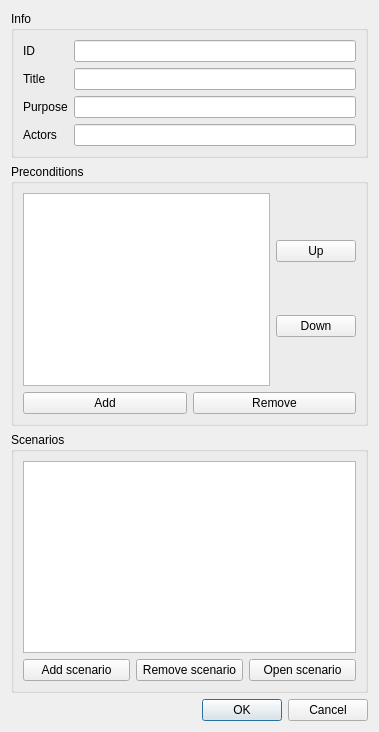
The window that usecaseeditor.ui (My-programming-projects/TTE-software) describes before a commit, drawn with Qt 5.
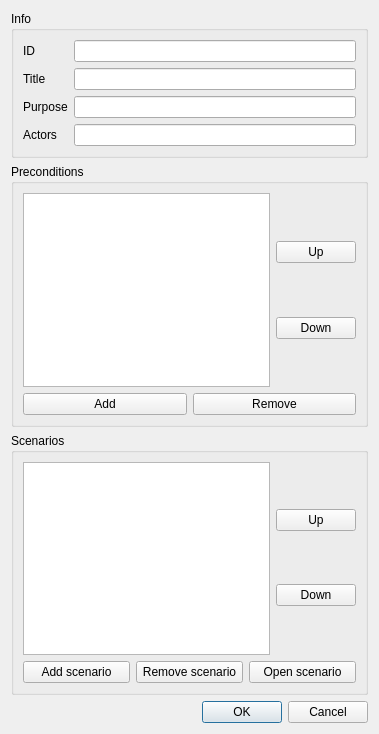
The same window after the commit.

Patch:
```diff
--- a/usecaseeditor.ui
+++ b/usecaseeditor.ui
@@ -7,13 +7,13 @@
     <x>0</x>
     <y>0</y>
     <width>379</width>
-    <height>732</height>
+    <height>734</height>
    </rect>
   </property>
   <property name="windowTitle">
    <string>Use case</string>
   </property>
-  <layout class="QVBoxLayout" name="verticalLayout_5">
+  <layout class="QVBoxLayout" name="verticalLayout_6">
    <item>
     <widget class="QGroupBox" name="groupBox">
      <property name="title">
@@ -126,7 +126,29 @@
      </property>
      <layout class="QVBoxLayout" name="verticalLayout_2">
       <item>
-       <widget class="QListWidget" name="scenarioListWidget"/>
+       <layout class="QHBoxLayout" name="horizontalLayout_4">
+        <item>
+         <widget class="QListWidget" name="scenarioListWidget"/>
+        </item>
+        <item>
+         <layout class="QVBoxLayout" name="verticalLayout_5">
+          <item>
+           <widget class="QPushButton" name="scenarioUpButton">
+            <property name="text">
+             <string>Up</string>
+            </property>
+           </widget>
+          </item>
+          <item>
+           <widget class="QPushButton" name="scenarioDownButton">
+            <property name="text">
+             <string>Down</string>
+            </property>
+           </widget>
+          </item>
+         </layout>
+        </item>
+       </layout>
       </item>
       <item>
        <layout class="QHBoxLayout" name="horizontalLayout_2">
```
